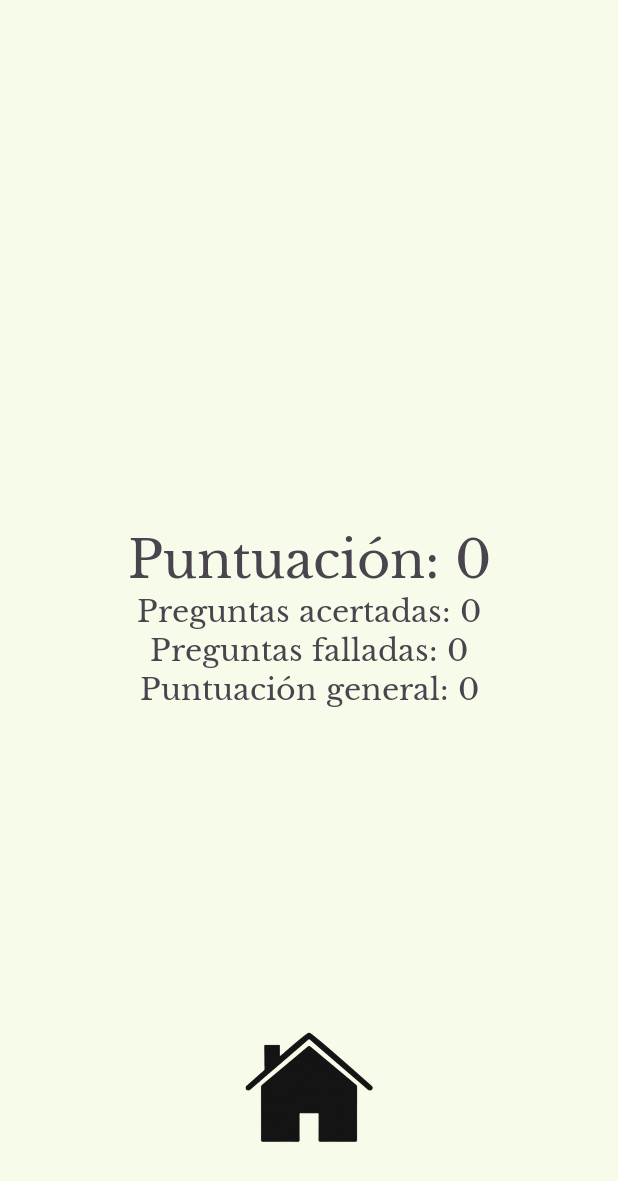
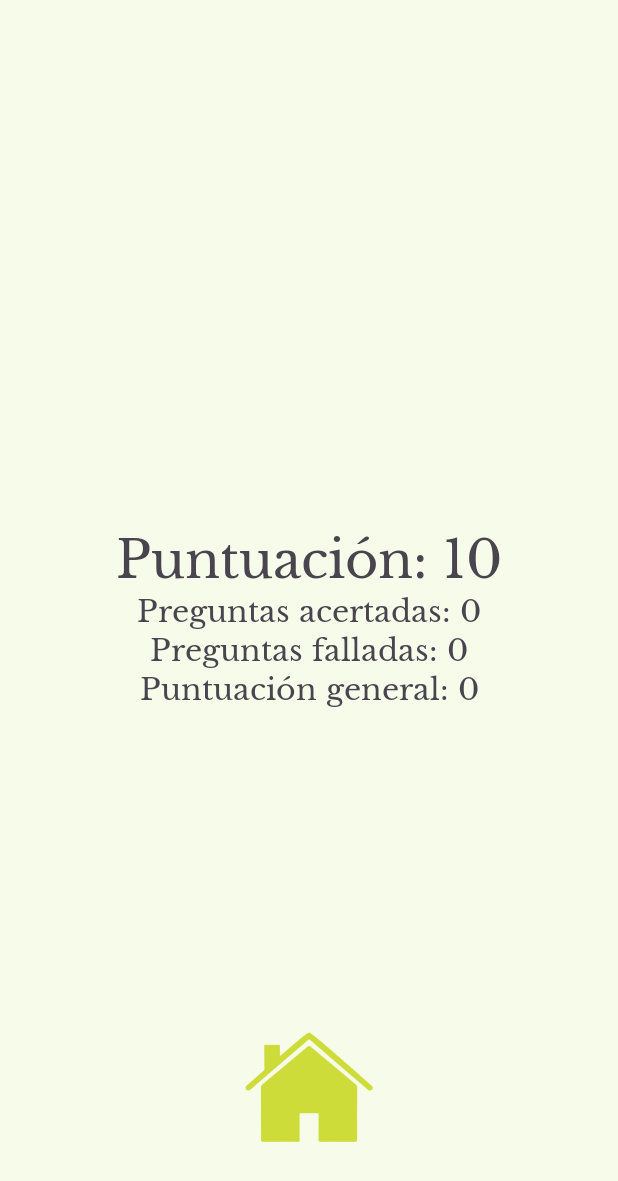
Before and after one commit to luismaa03/Food-Game-repo, an Android app: the JuegoIngredientes screen opened directly, with no data from a screen before it, after a tap on "Verificar", on a phone screen of 412 x 824 dp. Shown: the top 1181 px of the screen. Run offline under Robolectric (Android 15) with nearby library versions, the phone set to English and light mode, and no system bars; 3 statements that could not run were skipped.

Commit message:
puntuacion

```diff
--- a/FoodGame/app/src/main/java/com/example/foodgame/JuegoIngredientes.kt
+++ b/FoodGame/app/src/main/java/com/example/foodgame/JuegoIngredientes.kt
@@ -20,6 +20,10 @@ class JuegoIngredientes : AppCompatActivity() {
     private var ingredientesCorrectos: List<Ingrediente> = emptyList()
     private var ingredientesMezclados: List<Ingrediente> = emptyList()
     private var ingredientesSeleccionados: MutableList<Ingrediente> = mutableListOf()
+    private var correctas: Int = 0
+    private var incorrectas: Int = 0
+    private var tiempo: Long = 0
+    private var totalPreguntas: Int = 0
 
     override fun onCreate(savedInstanceState: Bundle?) {
         super.onCreate(savedInstanceState)
@@ -27,6 +31,10 @@ class JuegoIngredientes : AppCompatActivity() {
         setContentView(binding.root)
 
         plato = intent.getParcelableExtra("plato")!!
+        correctas = intent.getIntExtra("correctas", 0)
+        incorrectas = intent.getIntExtra("incorrectas", 0)
+        tiempo = intent.getLongExtra("tiempo", 0)
+        totalPreguntas = intent.getIntExtra("totalPreguntas", 0)
 
         ingredientesCorrectos = obtenerIngredientesCorrectos(plato)
         ingredientesMezclados = obtenerIngredientesMezclados(plato)
@@ -41,7 +49,6 @@ class JuegoIngredientes : AppCompatActivity() {
         )
 
         binding.rvIngredientes.apply {
-            // Usar GridLayoutManager con 2 columnas
             layoutManager = GridLayoutManager(this@JuegoIngredientes, 2)
             adapter = ingredientesAdapter
         }
@@ -52,15 +59,13 @@ class JuegoIngredientes : AppCompatActivity() {
     }
 
     private fun obtenerIngredientesCorrectos(plato: Plato): List<Ingrediente> {
-        // Simplemente obtenemos la lista de ingredientes sin intentar obtener URLs
         return PlatoData.getPlatoIngredientes(plato.nombre)
     }
 
     private fun obtenerIngredientesMezclados(plato: Plato): List<Ingrediente> {
         val ingredientesCorrectos = obtenerIngredientesCorrectos(plato)
         val ingredientesIncorrectos = obtenerIngredientesIncorrectos()
-        val ingredientesMezclados = (ingredientesCorrectos + ingredientesIncorrectos).shuffled()
-        return ingredientesMezclados
+        return (ingredientesCorrectos + ingredientesIncorrectos).shuffled()
     }
 
     private fun obtenerIngredientesIncorrectos(): List<Ingrediente> {
@@ -118,13 +123,24 @@ class JuegoIngredientes : AppCompatActivity() {
         val ingredientesSeleccionadosNombres = ingredientesSeleccionados.map { it.nombre }
         val sonCorrectos = ingredientesSeleccionadosNombres.sorted() == ingredientesCorrectosNombres.sorted()
 
+        val puntuacionIngredientes = if (sonCorrectos) {
+            10
+        } else {
+            0
+        }
+
         if (sonCorrectos) {
             Toast.makeText(this, "¡Correcto!", Toast.LENGTH_SHORT).show()
-            // Navegar a PuntuacionGeneral
-            val intent = Intent(this, ResultadoCuestionario::class.java)
-            startActivity(intent)
         } else {
             Toast.makeText(this, "Incorrecto", Toast.LENGTH_SHORT).show()
         }
+
+        val intent = Intent(this, ResultadoCuestionario::class.java)
+        intent.putExtra("correctas", correctas)
+        intent.putExtra("incorrectas", incorrectas)
+        intent.putExtra("tiempo", tiempo)
+        intent.putExtra("puntuacionIngredientes", puntuacionIngredientes)
+        intent.putExtra("totalPreguntas", totalPreguntas)
+        startActivity(intent)
     }
 }
--- a/FoodGame/app/src/main/java/com/example/foodgame/ResultadoCuestionario.kt
+++ b/FoodGame/app/src/main/java/com/example/foodgame/ResultadoCuestionario.kt
@@ -1,42 +1,48 @@
 package com.example.foodgame
 
+import android.content.Intent
 import android.os.Bundle
 import androidx.appcompat.app.AppCompatActivity
 import com.example.foodgame.databinding.ActivityResultadoCuestionarioBinding
 import modelo.Puntuacion
 import auxiliar.Conexion
-import android.content.Intent
 
 class ResultadoCuestionario : AppCompatActivity() {
 
     private lateinit var binding: ActivityResultadoCuestionarioBinding
-
 
     override fun onCreate(savedInstanceState: Bundle?) {
         super.onCreate(savedInstanceState)
         binding = ActivityResultadoCuestionarioBinding.inflate(layoutInflater)
         setContentView(binding.root)
 
-        val puntuacion = intent.getIntExtra("puntuacion", 0)
+        // Recibir datos del Intent
+        val correctas = intent.getIntExtra("correctas", 0)
+        val incorrectas = intent.getIntExtra("incorrectas", 0)
+        val tiempo = intent.getLongExtra("tiempo", 0)
+        val puntuacionIngredientes = intent.getIntExtra("puntuacionIngredientes", 0)
         val totalPreguntas = intent.getIntExtra("totalPreguntas", 0)
 
-        val tiempoTranscurrido = intent.getLongExtra("tiempoTranscurrido", 0)
+        // Calcular puntuación total
+        val puntuacionTotal = correctas + puntuacionIngredientes
 
-        val preguntasFalladas = totalPreguntas - puntuacion
-
-        binding.tvPuntuacion.text = "Puntuación: $puntuacion"
-        binding.tvPreguntasAcertadas.text = "Preguntas acertadas: $puntuacion"
-        binding.tvPreguntasFalladas.text = "Preguntas falladas: $preguntasFalladas"
-
-        // Calcular y mostrar la puntuación general
-        val puntuacionGeneral = if (tiempoTranscurrido > 0) {
-            (puntuacion * 1000000 / tiempoTranscurrido).toInt() // Ejemplo: puntuación por cada 10 segundos
+        // Calcular puntuación general
+        val puntuacionGeneral = if (tiempo > 0) {
+            (puntuacionTotal * 1000000 / tiempo).toInt() // Ejemplo: puntuación por cada 10 segundos
         } else {
             0 // Evitar división por cero
         }
+
+        // Mostrar resultados
+        binding.tvPuntuacion.text = "Puntuación: $puntuacionTotal"
+        binding.tvPreguntasAcertadas.text = "Preguntas acertadas: $correctas"
+        binding.tvPreguntasFalladas.text = "Preguntas falladas: $incorrectas"
         binding.tvPuntuacionGeneral.text = "Puntuación general: $puntuacionGeneral"
+
+        // Guardar puntuación en Firebase
         Conexion.addPuntuacion(this, Puntuacion(puntos = puntuacionGeneral))
 
+        // Configurar el botón de inicio
         binding.ibInicio.setOnClickListener {
             val intent = Intent(this, Home::class.java)
             startActivity(intent)
--- a/FoodGame/app/src/main/res/layout/activity_resultado_cuestionario.xml
+++ b/FoodGame/app/src/main/res/layout/activity_resultado_cuestionario.xml
@@ -63,6 +63,7 @@
         app:layout_constraintStart_toStartOf="parent"
         app:layout_constraintTop_toBottomOf="@+id/tvPuntuacionGeneral"
         app:layout_constraintVertical_bias="0.822"
-        app:srcCompat="@drawable/casa" />
+        app:srcCompat="@drawable/casa"
+        app:tint="@color/fAmarillo"/>
 
 </androidx.constraintlayout.widget.ConstraintLayout>
```
Also changed, not shown: FoodGame/app/src/main/java/com/example/foodgame/JuegoCuestionario.kt (+19 -9 lines).
